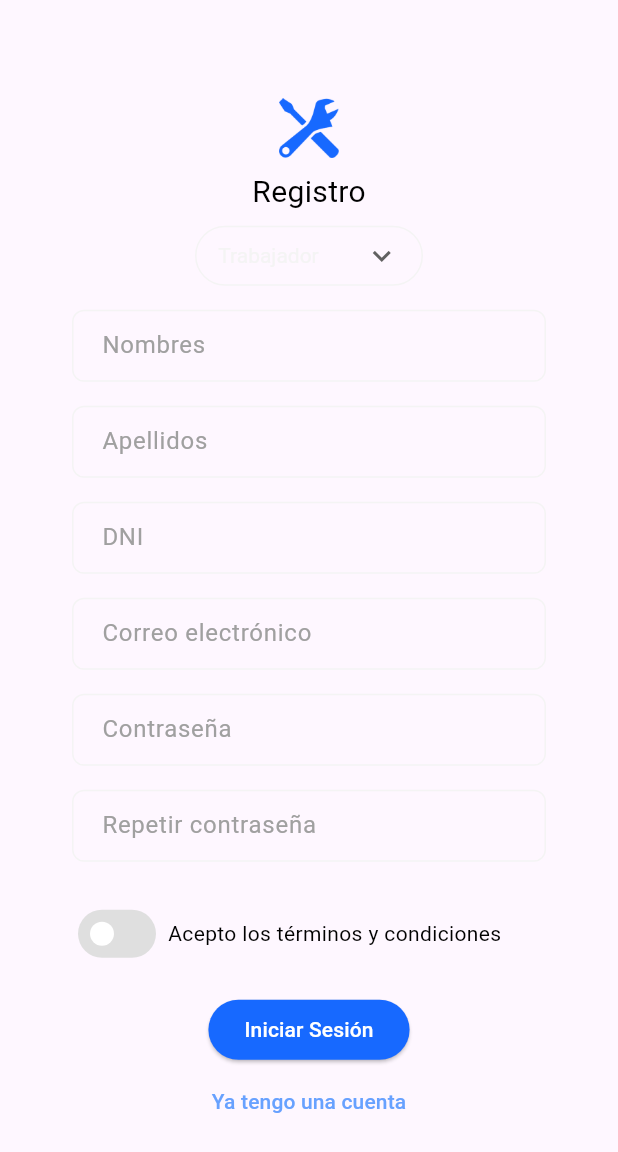
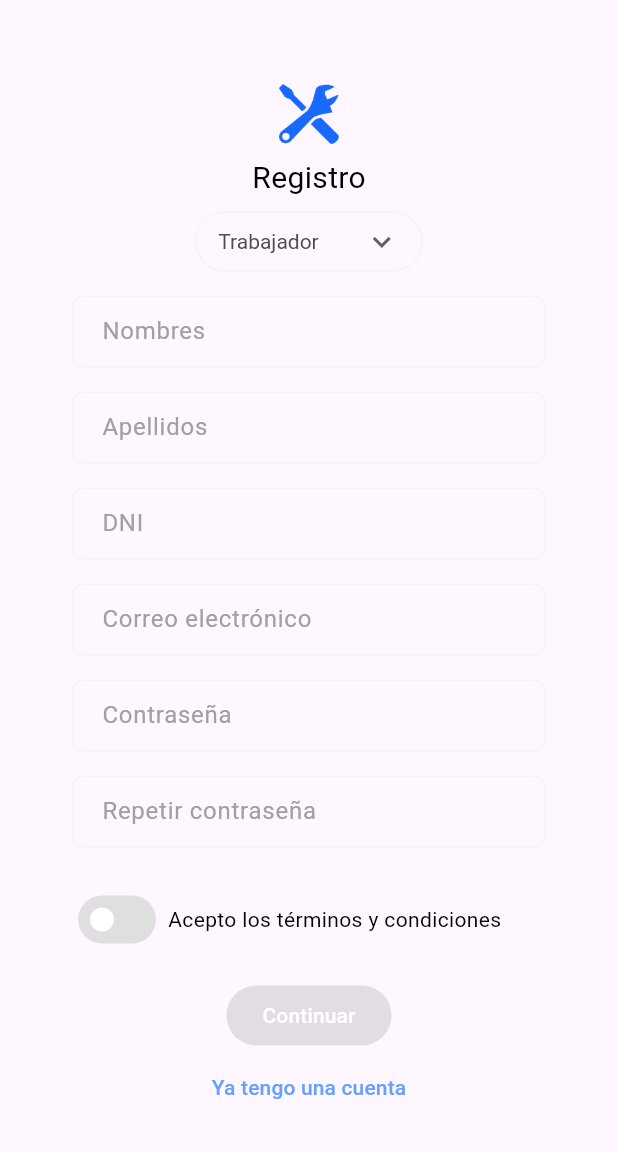
Before and after one commit to AM-SocialTechOrg/ServiFix_Flutter, a Flutter app: the screen it shows after launch, after a tap on "Regístrate", on a phone screen of 412 x 824 dp. Shown: the top 1152 px of the screen. Run offline on Flutter 3.47's test engine with Material 3 defaults, Android fonts, the phone set to English and light mode, and no system bars; our stand-ins replace file_picker, permission_handler; missing offline and left inert: dart:ffi.

Commit message:
Add: register form and styles
Added register form and  styles

Co-Authored-By: Luis Alberto Siancas Retegui <112042262+DahuX04@users.noreply.github.com>
Co-Authored-By: Jean Carlos Achamizo <traxefeder@gmail.com>
Co-Authored-By: L.T. <104176051+NotLT42@users.noreply.github.com>
Co-Authored-By: Rodrigo Raymundo  <130820365+RodrigoRG24@users.noreply.github.com>

```diff
--- a/lib/views/login.dart
+++ b/lib/views/login.dart
@@ -84,6 +84,7 @@ class LogIn extends StatelessWidget {
                       borderRadius: BorderRadius.circular(20.0),
                     ),
                     backgroundColor: Color(0xFF1769FF),
+                    elevation: 0,
                   ),
                 ),
                 SizedBox(height: 16),
--- a/lib/views/register1.dart
+++ b/lib/views/register1.dart
@@ -2,6 +2,15 @@ import 'dart:ffi';
 
 import 'package:flutter/material.dart';
 import 'package:servifix_flutter/views/login.dart';
+import 'package:servifix_flutter/views/register2.dart';
+import 'package:servifix_flutter/views/successful_registration.dart';
+
+TextEditingController nameController = TextEditingController();
+TextEditingController lastNameController = TextEditingController();
+TextEditingController dniController = TextEditingController();
+TextEditingController emailController = TextEditingController();
+TextEditingController passwordController = TextEditingController();
+TextEditingController repeatPasswordController = TextEditingController();
 
 class Register1 extends StatefulWidget {
   const Register1({Key? key}) : super(key: key);
@@ -13,6 +22,7 @@ class Register1 extends StatefulWidget {
 class _Register1State extends State<Register1> {
   String _selectedUser = 'technician';
   bool _accept = false;
+  bool _isFormEmpty = true;
 
   void dropDownChanged(String? value) {
     setState(() {
@@ -20,13 +30,28 @@ class _Register1State extends State<Register1> {
     });
   }
 
+  void isFormEmpty() {
+    setState(() {
+      _isFormEmpty = nameController.text.isEmpty ||
+          lastNameController.text.isEmpty ||
+          dniController.text.isEmpty ||
+          emailController.text.isEmpty ||
+          passwordController.text.isEmpty ||
+          repeatPasswordController.text.isEmpty ||
+          !_accept;
+    }
+    );
+  }
+
   @override
   Widget build(BuildContext context) {
+
+    isFormEmpty();
+
     return Scaffold(
-      body: Center(
-        child: SingleChildScrollView(
+      body: SingleChildScrollView(
           child: Padding(
-            padding: const EdgeInsets.all(48.0),
+            padding: const EdgeInsets.only(right: 48.0, left: 48.0, top: 56.0, bottom: 48.0),
             child: Column(
               children: [
                 Image(
@@ -67,7 +92,7 @@ class _Register1State extends State<Register1> {
                     ],
                     onChanged: dropDownChanged,
                     style: TextStyle(
-                      color: Color(0xFFF4F4F4),
+                      color: Color(0xFF4D4D4D),
                       fontSize: 14,
                     ),
                     underline: Container(),
@@ -85,6 +110,7 @@ class _Register1State extends State<Register1> {
                 SizedBox(height: 16),
 
                 TextField(
+                  controller: nameController,
                   decoration: InputDecoration(
                     contentPadding: EdgeInsets.symmetric(vertical: 12, horizontal: 16),
                     enabledBorder: OutlineInputBorder(
@@ -103,6 +129,7 @@ class _Register1State extends State<Register1> {
                 SizedBox(height: 16),
 
                 TextField(
+                  controller: lastNameController,
                   decoration: InputDecoration(
                     contentPadding: EdgeInsets.symmetric(vertical: 12, horizontal: 16),
                     enabledBorder: OutlineInputBorder(
@@ -121,6 +148,7 @@ class _Register1State extends State<Register1> {
                 SizedBox(height: 16),
 
                 TextField(
+                  controller: dniController,
                   decoration: InputDecoration(
                     contentPadding: EdgeInsets.symmetric(vertical: 12, horizontal: 16),
                     enabledBorder: OutlineInputBorder(
@@ -139,6 +167,7 @@ class _Register1State extends State<Register1> {
                 SizedBox(height: 16),
 
                 TextField(
+                  controller: emailController,
                   decoration: InputDecoration(
                     contentPadding: EdgeInsets.symmetric(vertical: 12, horizontal: 16),
                     enabledBorder: OutlineInputBorder(
@@ -157,6 +186,7 @@ class _Register1State extends State<Register1> {
                 SizedBox(height: 16),
 
                 TextField(
+                  controller: passwordController,
                   decoration: InputDecoration(
                     contentPadding: EdgeInsets.symmetric(vertical: 12, horizontal: 16),
                     enabledBorder: OutlineInputBorder(
@@ -175,6 +205,7 @@ class _Register1State extends State<Register1> {
                 SizedBox(height: 16),
 
                 TextField(
+                  controller: repeatPasswordController,
                   decoration: InputDecoration(
                     contentPadding: EdgeInsets.symmetric(vertical: 12, horizontal: 16),
                     enabledBorder: OutlineInputBorder(
@@ -222,11 +253,43 @@ class _Register1State extends State<Register1> {
                 SizedBox(height: 16),
 
                 ElevatedButton(
-                  onPressed: () {
-                    // Add code here
+                  onPressed:_isFormEmpty
+                      ? null
+                      : () {
+                    if (_selectedUser == 'technician') {
+                      // Redirigir a la vista para el técnico
+                      Navigator.push(
+                        context,
+                        MaterialPageRoute(
+                          builder: (context) => Register2(
+                            name: nameController.text,
+                            lastname: lastNameController.text,
+                            dni: dniController.text,
+                            email: emailController.text,
+                            password: passwordController.text,
+                            user: _selectedUser,
+                          ),
+                        ),
+                      );
+                    } else if (_selectedUser == 'client') {
+                      // Redirigir a la vista para el cliente
+                      Navigator.push(
+                        context,
+                        MaterialPageRoute(
+                          builder: (context) => SuccessfulRegistration(
+                            name: nameController.text,
+                            lastname: lastNameController.text,
+                            dni: dniController.text,
+                            email: emailController.text,
+                            password: passwordController.text,
+                            user: _selectedUser,
+                          ),
+                        ),
+                      );
+                    }
                   },
                   child: const Text(
-                    'Iniciar Sesión',
+                    'Continuar',
                     style: TextStyle(
                       color: Color(0xFFFFFFFF),
                       fontSize: 14,
@@ -236,7 +299,8 @@ class _Register1State extends State<Register1> {
                     shape: RoundedRectangleBorder(
                       borderRadius: BorderRadius.circular(20.0),
                     ),
-                    backgroundColor: Color(0xFF1769FF),
+                    backgroundColor: _isFormEmpty ? Color(0xFFDFDFDF) : Color(0xFF1769FF),
+                    elevation: 0,
                   ),
                 ),
 
@@ -260,7 +324,6 @@ class _Register1State extends State<Register1> {
             ),
           ),
         ),
-      ),
     );
   }
 }
--- a/pubspec.yaml
+++ b/pubspec.yaml
@@ -30,7 +30,8 @@ environment:
 dependencies:
   flutter:
     sdk: flutter
-
+  file_picker: ^4.0.0
+  permission_handler: ^10.2.0
 
   # The following adds the Cupertino Icons font to your application.
   # Use with the CupertinoIcons class for iOS style icons.
```
Also changed, not shown: lib/views/register2.dart (added, +203 -0 lines), lib/views/successful_registration.dart (added, +125 -0 lines), pubspec.lock.
